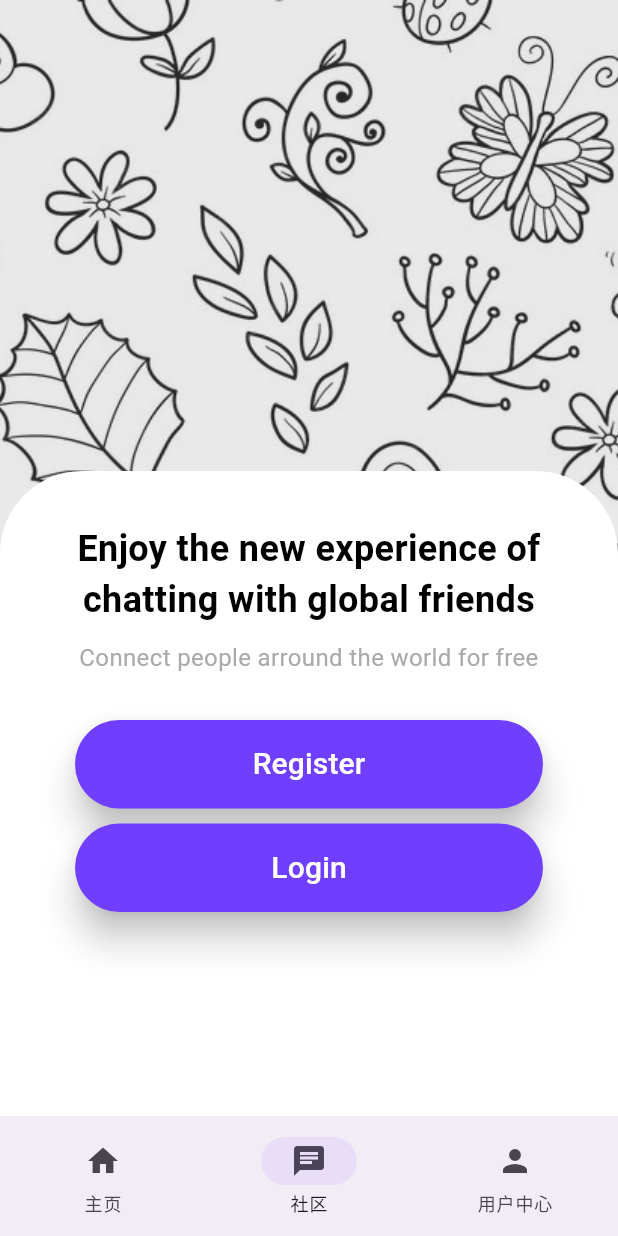
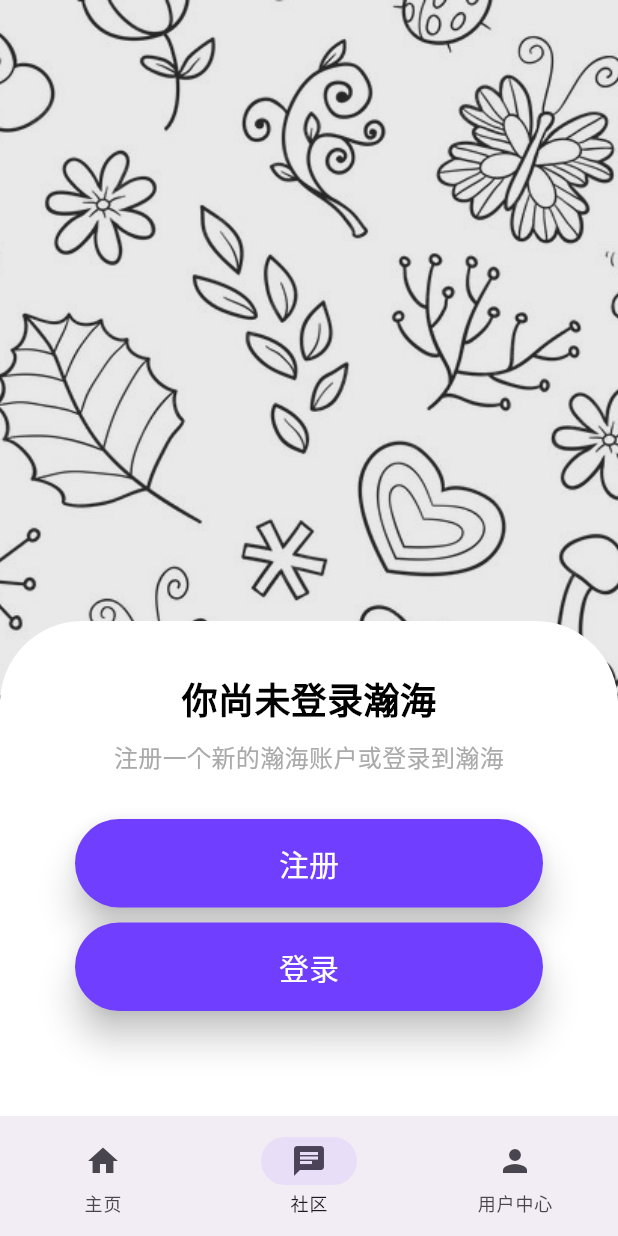
Before and after one commit to 2b-creator/hanhai, a Flutter app: the screen it shows after launch, item 2 of the bottom bar chosen, on a phone screen of 412 x 824 dp. Run offline on Flutter 3.47's test engine with Material 3 defaults, Android fonts, the phone set to English and light mode, and no system bars; our stand-ins replace dio, flutter_secure_storage, fluttertoast, gap, image_picker, shared_preferences and 1 more; missing offline and left inert: device_uuid, flutter_pdfview, matrix.

Commit message:
屎山重构

```diff
--- a/lib/chater/welcome.dart
+++ /dev/null
@@ -1,75 +0,0 @@
-import 'package:flutter/material.dart';
-import 'package:gap/gap.dart';
-
-import '../widgets/auth_button.dart';
-
-class WelcomeScreen extends StatelessWidget {
-  const WelcomeScreen({super.key});
-
-  @override
-  Widget build(BuildContext context) {
-    return Scaffold(
-      body: SafeArea(
-        child: Container(
-          width: double.infinity,
-          decoration: BoxDecoration(
-            image: DecorationImage(
-              image: const AssetImage("assets/images/pattern.jpg"),
-              fit: BoxFit.cover,
-              colorFilter: ColorFilter.mode(
-                Colors.grey.withOpacity(0.23),
-                BlendMode.srcATop,
-              ),
-            ),
-          ),
-          child: Column(
-            children: [
-              Expanded(child: Container()),
-              Container(
-                width: double.infinity,
-                height: 430,
-                padding: const EdgeInsets.symmetric(
-                  horizontal: 50,
-                  vertical: 35,
-                ),
-                decoration: const BoxDecoration(
-                  color: Colors.white,
-                  borderRadius: BorderRadius.only(
-                    topLeft: Radius.circular(55),
-                    topRight: Radius.circular(55),
-                  ),
-                ),
-                child: const Column(
-                  children: [
-                    Text(
-                      "Enjoy the new experience of chatting with global friends",
-                      style: TextStyle(
-                        color: Colors.black,
-                        fontSize: 24.0,
-                        fontWeight: FontWeight.bold,
-                      ),
-                      textAlign: TextAlign.center,
-                    ),
-                    Gap(10),
-                    Text(
-                      "Connect people arround the world for free",
-                      style: TextStyle(
-                        color: Color.fromARGB(255, 170, 170, 170),
-                        fontSize: 16.0,
-                      ),
-                      textAlign: TextAlign.center,
-                    ),
-                    Gap(30),
-                    AuthButton(title: "Register"),
-                    Gap(10),
-                    AuthButton(title: "Login"),
-                  ],
-                ),
-              ),
-            ],
-          ),
-        ),
-      ),
-    );
-  }
-}
--- a/lib/main.dart
+++ b/lib/main.dart
@@ -9,8 +9,6 @@ import 'package:path_provider/path_provider.dart';
 import 'package:dio/dio.dart';
 import 'package:provider/provider.dart';
 import 'webs/web_body.dart';
-import 'profile/profile.dart';
-import 'screens/loading_screen.dart';
 import 'screens/welcome_screen.dart';
 import 'screens/chat_screen.dart';
 import 'screens/message_screen.dart';
@@ -118,13 +116,13 @@ class _MyHomePageState extends State<MyHomePage> {
 
   WebHomeWidget webHomeWidget = const WebHomeWidget();
   late RoomInterface roomInterface;
-  late ProfilePage profilePage;
+  late ProfileScreen profileScreen;
   @override
   void initState() {
     super.initState();
     // 在 initState 中初始化 roomInterface，以确保可以访问 widget.client
     roomInterface = RoomInterface(client: widget.client);
-    profilePage = ProfilePage(client: widget.client);
+    profileScreen = ProfileScreen(client: widget.client);
   }
 
   @override
@@ -144,7 +142,7 @@ class _MyHomePageState extends State<MyHomePage> {
           });
         },
       ),
-      body: <Widget>[webHomeWidget, roomInterface, profilePage][currentIndex],
+      body: <Widget>[webHomeWidget, roomInterface, profileScreen][currentIndex],
     );
   }
 }
--- a/lib/profile/profile.dart
+++ b/lib/profile/profile.dart
@@ -1,10 +1,10 @@
 import 'package:flutter/material.dart';
 import 'package:matrix/matrix.dart';
-import './../chater/room_page.dart';
 import 'package:image_picker/image_picker.dart';
 import 'dart:io';
 import 'dart:typed_data';
 import './../chater/auth.dart';
+import './../screens/welcome_screen.dart';
 
 class ProfilePage extends StatefulWidget {
   const ProfilePage({super.key, required this.client});
@@ -34,7 +34,7 @@ class _ProfileWidgetState extends State<ProfilePage> {
     return Scaffold(
       body: _isLogged
           ? ProfileEditorPage(client: widget.client)
-          : LoginPageWidget(onLoginSuccess: updateIsLogged),
+          : const WelcomeScreen(),
     );
   }
 }
--- a/lib/screens/chat_screen.dart
+++ b/lib/screens/chat_screen.dart
@@ -7,7 +7,6 @@ import 'package:collection/collection.dart';
 import 'package:gap/gap.dart';
 import 'package:intl/intl.dart';
 import 'package:matrix/matrix.dart';
-import 'package:url_launcher/url_launcher.dart';
 import 'dart:async';
 import '../core/storage.dart';
 import '../core/variables.dart';
--- a/lib/screens/login_screen.dart
+++ b/lib/screens/login_screen.dart
@@ -46,7 +46,7 @@ class _LoginScreenState extends State<LoginScreen> {
       Navigator.of(context).pushNamedAndRemoveUntil("/chat", (route) => false);
       ScaffoldMessenger.of(context).showSnackBar(
         const SnackBar(
-          content: Text("You are successfully logged in."),
+          content: Text("成功登录到瀚海"),
           backgroundColor: Colors.green,
         ),
       );
@@ -94,20 +94,20 @@ class _LoginScreenState extends State<LoginScreen> {
                       ),
                       child: Column(
                         children: [
-                          Row(
+                          const Row(
                             mainAxisAlignment: MainAxisAlignment.spaceAround,
                             children: [
-                              InkWell(
-                                // onTap: () => Navigator.pushNamedAndRemoveUntil(
-                                //   context,
-                                //   "/welcome",
-                                //   (route) => false,
-                                // ),
-                                onTap: () => Navigator.pop(context),
-                                child: const Icon(Icons.arrow_back, size: 30),
-                              ),
-                              const Text(
-                                "Login to Your Account",
+                              // InkWell(
+                              //   // onTap: () => Navigator.pushNamedAndRemoveUntil(
+                              //   //   context,
+                              //   //   "/welcome",
+                              //   //   (route) => false,
+                              //   // ),
+                              //   onTap: () => Navigator.pop(context),
+                              //   child: const Icon(Icons.arrow_back, size: 30),
+                              // ),
+                              Text(
+                                "登录你的瀚海账号",
                                 style: TextStyle(
                                   color: Colors.black,
                                   fontSize: 24.0,
@@ -121,7 +121,7 @@ class _LoginScreenState extends State<LoginScreen> {
                           TextField(
                             controller: usernameController,
                             decoration: const InputDecoration(
-                              hintText: "Username",
+                              hintText: "用户名",
                             ),
                           ),
                           const Gap(10),
@@ -129,7 +129,7 @@ class _LoginScreenState extends State<LoginScreen> {
                             controller: passwordController,
                             obscureText: true,
                             decoration: const InputDecoration(
-                              hintText: "Password",
+                              hintText: "密码",
                             ),
                           ),
                           const Gap(30),
@@ -139,13 +139,13 @@ class _LoginScreenState extends State<LoginScreen> {
                                   passwordController.text.trim().isEmpty) {
                                 errorDialog(
                                   context: context,
-                                  content: "Please fill in the blanks.",
+                                  content: "请填充此区域",
                                 );
                               } else {
                                 loginUser();
                               }
                             },
-                            child: const Text("Login"),
+                            child: const Text("登录"),
                           ),
                         ],
                       ),
--- a/lib/screens/message_screen.dart
+++ b/lib/screens/message_screen.dart
@@ -27,7 +27,7 @@ class _MessageScreenState extends State<MessageScreen> {
   final GlobalKey<AnimatedListState> _avatarKey =
       GlobalKey<AnimatedListState>();
   int room_index = 0;
-  bool _sender = true;
+  final bool _sender = true;
 
   // Kullanicinin bu sayfaya erisimi yoksa welcomeScreen'e gonderiyoruz.
   getUser() async {
@@ -202,7 +202,7 @@ class _MessageScreenState extends State<MessageScreen> {
                                               leading:
                                                   timeline.events[i].senderId ==
                                                           widget.client.userID
-                                                      ? Container(
+                                                      ? const SizedBox(
                                                           width: 20,
                                                           height: 20,
                                                         )
--- a/lib/screens/welcome_screen.dart
+++ b/lib/screens/welcome_screen.dart
@@ -27,7 +27,7 @@ class WelcomeScreen extends StatelessWidget {
               Expanded(child: Container()),
               Container(
                 width: double.infinity,
-                height: 430,
+                height: 330,
                 padding: const EdgeInsets.symmetric(
                   horizontal: 50,
                   vertical: 35,
@@ -42,7 +42,7 @@ class WelcomeScreen extends StatelessWidget {
                 child: const Column(
                   children: [
                     Text(
-                      "Enjoy the new experience of chatting with global friends",
+                      "你尚未登录瀚海",
                       style: TextStyle(
                         color: Colors.black,
                         fontSize: 24.0,
@@ -52,7 +52,7 @@ class WelcomeScreen extends StatelessWidget {
                     ),
                     Gap(10),
                     Text(
-                      "Connect people arround the world for free",
+                      "注册一个新的瀚海账户或登录到瀚海",
                       style: TextStyle(
                         color: Color.fromARGB(255, 170, 170, 170),
                         fontSize: 16.0,
@@ -60,9 +60,9 @@ class WelcomeScreen extends StatelessWidget {
                       textAlign: TextAlign.center,
                     ),
                     Gap(30),
-                    AuthButton(title: "Register"),
+                    AuthButton(title: "注册"),
                     Gap(10),
-                    AuthButton(title: "Login"),
+                    AuthButton(title: "登录"),
                   ],
                 ),
               ),
--- a/lib/widgets/auth_button.dart
+++ b/lib/widgets/auth_button.dart
@@ -16,7 +16,7 @@ class AuthButton extends StatelessWidget {
           child: ElevatedButton(
             onPressed: () => Navigator.pushNamed(
               context,
-              title == "Register" ? "/register" : "/login",
+              title == "注册" ? "/register" : "/login",
             ),
             style: ElevatedButton.styleFrom(
               padding: const EdgeInsets.symmetric(
--- a/pubspec.yaml
+++ b/pubspec.yaml
@@ -59,6 +59,8 @@ dependencies:
   flutter_secure_storage: ^9.2.0
   # flutter_openssl_crypto: ^0.3.0
 
+  collection: any
+  intl: any
 dev_dependencies:
   flutter_test:
     sdk: flutter
```
Also changed, not shown: lib/chater/room_page.dart (+1 -6 lines), lib/screens/profile_screen.dart (+56 -34 lines), lib/screens/register_screen.dart (+57 -22 lines), pubspec.lock.
